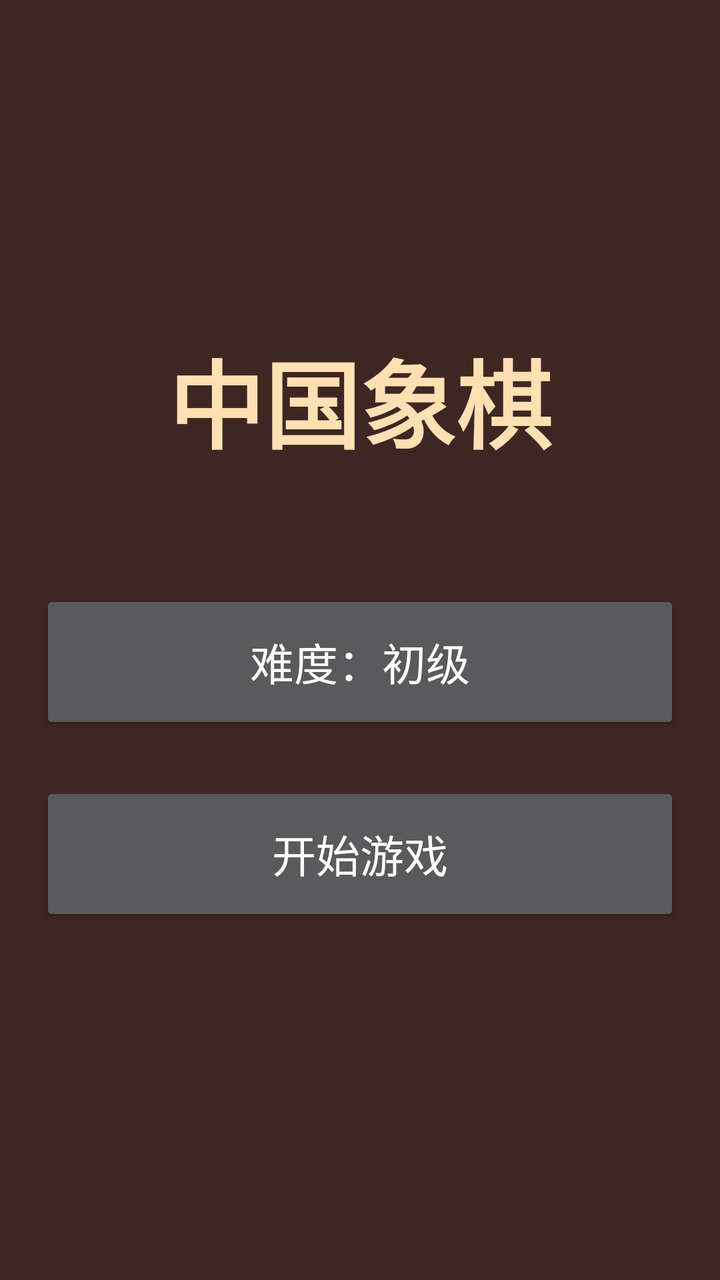
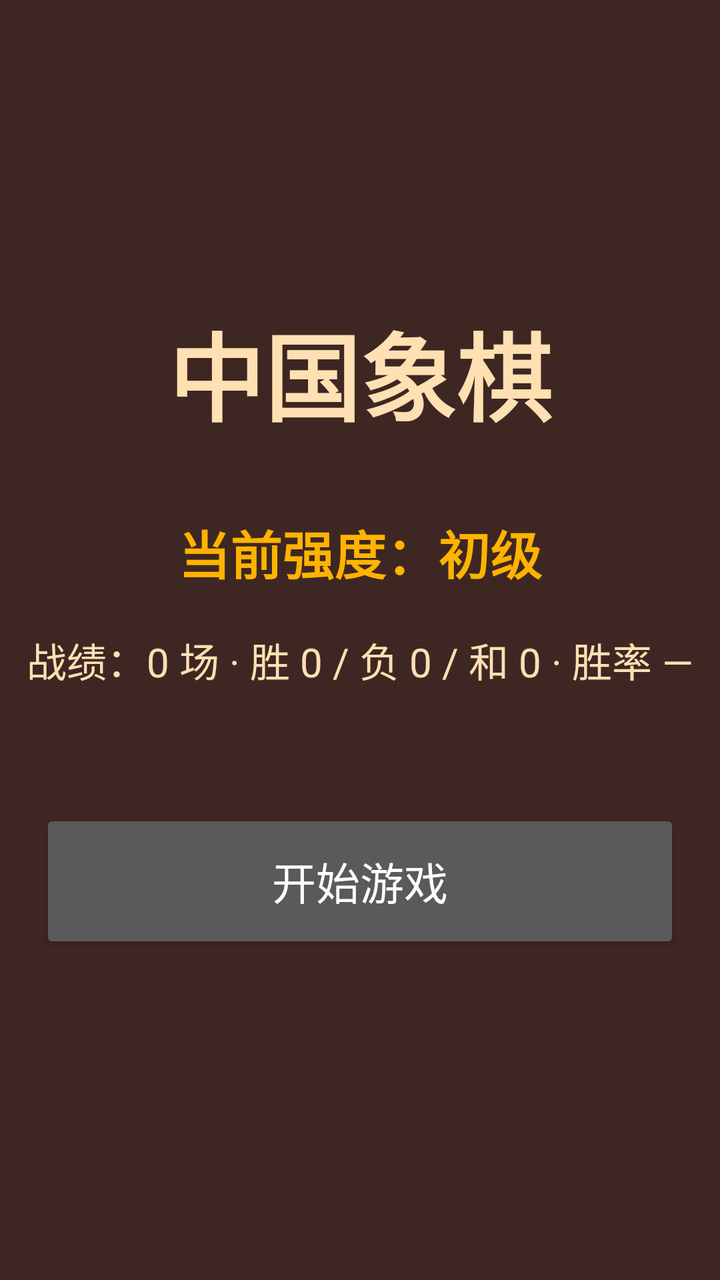

The first picture is an Android layout as it rendered before a commit; the second is the same layout after the commit. The layout source and the unified diff follow.
<!-- AndroidManifest.xml: application theme android:Theme.Material.NoActionBar -->
<!-- res/layout/activity_menu.xml -->
<?xml version="1.0" encoding="utf-8"?>
<LinearLayout xmlns:android="http://schemas.android.com/apk/res/android"
    android:layout_width="match_parent"
    android:layout_height="match_parent"
    android:orientation="vertical"
    android:gravity="center"
    android:background="#3E2723">

    <TextView
        android:layout_width="wrap_content"
        android:layout_height="wrap_content"
        android:text="中国象棋"
        android:textColor="#FFE0B2"
        android:textSize="48sp"
        android:textStyle="bold"
        android:paddingBottom="48dp" />

    <Button
        android:id="@+id/btn_menu_level"
        android:layout_width="320dp"
        android:layout_height="72dp"
        android:layout_marginVertical="12dp"
        android:nextFocusDown="@id/btn_menu_start"
        android:text="难度：初级"
        android:textSize="22sp" />

    <Button
        android:id="@+id/btn_menu_start"
        android:layout_width="320dp"
        android:layout_height="72dp"
        android:layout_marginVertical="12dp"
        android:nextFocusUp="@id/btn_menu_level"
        android:text="开始游戏"
        android:textSize="22sp" />

</LinearLayout>
<!-- resources referenced by this layout -->
<resources>

</resources>

<!-- the commit's change to res/layout/activity_menu.xml (unified diff, before → after) -->
@@ -13,23 +13,34 @@
         android:textColor="#FFE0B2"
         android:textSize="48sp"
         android:textStyle="bold"
+        android:paddingBottom="36dp" />
+
+    <TextView
+        android:id="@+id/tv_strength"
+        android:layout_width="wrap_content"
+        android:layout_height="wrap_content"
+        android:text="当前强度：初级"
+        android:textColor="#FFB300"
+        android:textSize="26sp"
+        android:textStyle="bold"
+        android:paddingBottom="20dp" />
+
+    <TextView
+        android:id="@+id/tv_stats"
+        android:layout_width="wrap_content"
+        android:layout_height="wrap_content"
+        android:text="战绩：0 场 · 胜 0 / 负 0 / 和 0 · 胜率 —"
+        android:textColor="#FFE0B2"
+        android:textSize="20sp"
+        android:gravity="center"
+        android:lineSpacingMultiplier="1.4"
         android:paddingBottom="48dp" />
-
-    <Button
-        android:id="@+id/btn_menu_level"
-        android:layout_width="320dp"
-        android:layout_height="72dp"
-        android:layout_marginVertical="12dp"
-        android:nextFocusDown="@id/btn_menu_start"
-        android:text="难度：初级"
-        android:textSize="22sp" />
 
     <Button
         android:id="@+id/btn_menu_start"
         android:layout_width="320dp"
         android:layout_height="72dp"
         android:layout_marginVertical="12dp"
-        android:nextFocusUp="@id/btn_menu_level"
         android:text="开始游戏"
         android:textSize="22sp" />
 
